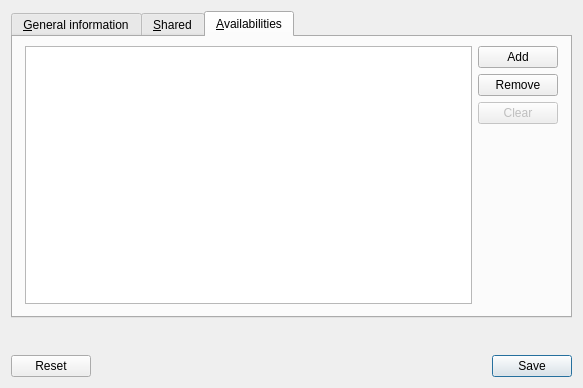
This is plugins/agendaplugin/usercalendareditor.ui in FreeHealth/freehealth as Qt 5 draws it before an edit. The edited form follows.
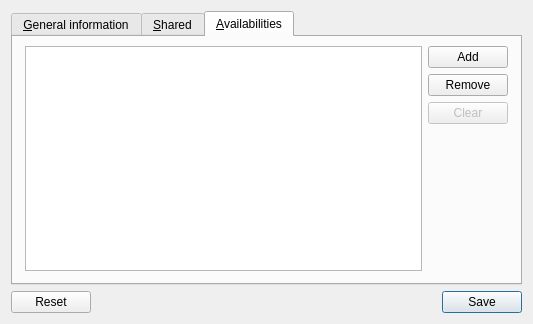
This is the edited form. The open tabs and pages were chosen to show the change. Custom widgets are drawn as their Qt base class.

What changed in the file:
```diff
--- a/plugins/agendaplugin/usercalendareditor.ui
+++ b/plugins/agendaplugin/usercalendareditor.ui
@@ -6,8 +6,8 @@
    <rect>
     <x>0</x>
     <y>0</y>
-    <width>583</width>
-    <height>388</height>
+    <width>533</width>
+    <height>307</height>
    </rect>
   </property>
   <property name="windowTitle">
```
Left out of the diff: 5 changed lines with no effect on the pictures.
